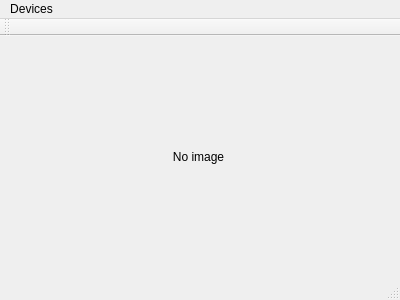
The window that mainWindow.ui (toshikurauchi/CameraMouseSuite-cross-platform) describes before a commit, drawn with Qt 5.
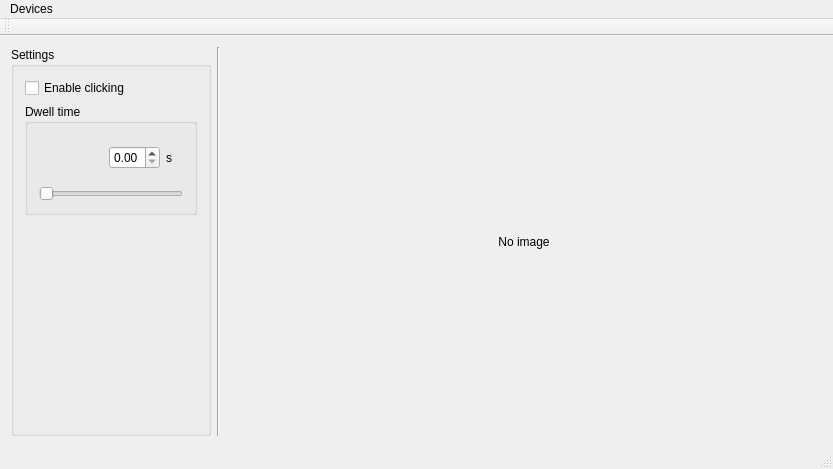
The same window after the commit. Custom widgets are drawn as their Qt base class.

Commit message: Preparing GUI to enable clicking

```diff
--- a/mainWindow.ui
+++ b/mainWindow.ui
@@ -6,38 +6,140 @@
    <rect>
     <x>0</x>
     <y>0</y>
-    <width>400</width>
-    <height>300</height>
+    <width>833</width>
+    <height>469</height>
    </rect>
   </property>
   <property name="windowTitle">
    <string>MainWindow</string>
   </property>
   <widget class="QWidget" name="centralWidget">
-   <widget class="CMS::ClickableLabel" name="frameLabel">
-    <property name="geometry">
-     <rect>
-      <x>8</x>
-      <y>5</y>
-      <width>381</width>
-      <height>231</height>
-     </rect>
-    </property>
-    <property name="text">
-     <string>No image</string>
-    </property>
-    <property name="alignment">
-     <set>Qt::AlignCenter</set>
-    </property>
-   </widget>
+   <layout class="QHBoxLayout" name="horizontalLayout">
+    <item>
+     <widget class="QGroupBox" name="groupBox">
+      <property name="maximumSize">
+       <size>
+        <width>200</width>
+        <height>16777215</height>
+       </size>
+      </property>
+      <property name="title">
+       <string>Settings</string>
+      </property>
+      <layout class="QVBoxLayout" name="verticalLayout">
+       <item>
+        <widget class="QCheckBox" name="enableClickingCheckBox">
+         <property name="text">
+          <string>Enable clicking</string>
+         </property>
+        </widget>
+       </item>
+       <item>
+        <widget class="QGroupBox" name="groupBox_2">
+         <property name="title">
+          <string>Dwell time</string>
+         </property>
+         <layout class="QVBoxLayout" name="verticalLayout_3">
+          <item>
+           <widget class="QWidget" name="widget" native="true">
+            <layout class="QHBoxLayout" name="horizontalLayout_4">
+             <item>
+              <spacer name="horizontalSpacer">
+               <property name="orientation">
+                <enum>Qt::Horizontal</enum>
+               </property>
+               <property name="sizeHint" stdset="0">
+                <size>
+                 <width>40</width>
+                 <height>20</height>
+                </size>
+               </property>
+              </spacer>
+             </item>
+             <item>
+              <widget class="QDoubleSpinBox" name="dwellSpinBox">
+               <property name="maximumSize">
+                <size>
+                 <width>60</width>
+                 <height>16777215</height>
+                </size>
+               </property>
+               <property name="maximum">
+                <double>5.000000000000000</double>
+               </property>
+               <property name="singleStep">
+                <double>0.100000000000000</double>
+               </property>
+              </widget>
+             </item>
+             <item>
+              <widget class="QLabel" name="label">
+               <property name="text">
+                <string>s</string>
+               </property>
+              </widget>
+             </item>
+            </layout>
+           </widget>
+          </item>
+          <item>
+           <widget class="QSlider" name="dwellSlider">
+            <property name="maximum">
+             <number>5000</number>
+            </property>
+            <property name="orientation">
+             <enum>Qt::Horizontal</enum>
+            </property>
+            <property name="tickPosition">
+             <enum>QSlider::NoTicks</enum>
+            </property>
+           </widget>
+          </item>
+         </layout>
+        </widget>
+       </item>
+       <item>
+        <spacer name="verticalSpacer">
+         <property name="orientation">
+          <enum>Qt::Vertical</enum>
+         </property>
+         <property name="sizeHint" stdset="0">
+          <size>
+           <width>20</width>
+           <height>40</height>
+          </size>
+         </property>
+        </spacer>
+       </item>
+      </layout>
+     </widget>
+    </item>
+    <item>
+     <widget class="Line" name="line">
+      <property name="orientation">
+       <enum>Qt::Vertical</enum>
+      </property>
+     </widget>
+    </item>
+    <item>
+     <widget class="CMS::ClickableLabel" name="frameLabel">
+      <property name="text">
+       <string>No image</string>
+      </property>
+      <property name="alignment">
+       <set>Qt::AlignCenter</set>
+      </property>
+     </widget>
+    </item>
+   </layout>
   </widget>
   <widget class="QMenuBar" name="menuBar">
    <property name="geometry">
     <rect>
      <x>0</x>
      <y>0</y>
-     <width>400</width>
-     <height>22</height>
+     <width>833</width>
+     <height>25</height>
     </rect>
    </property>
    <widget class="QMenu" name="menuDevices">
```
The commit also changes 3 other files.
